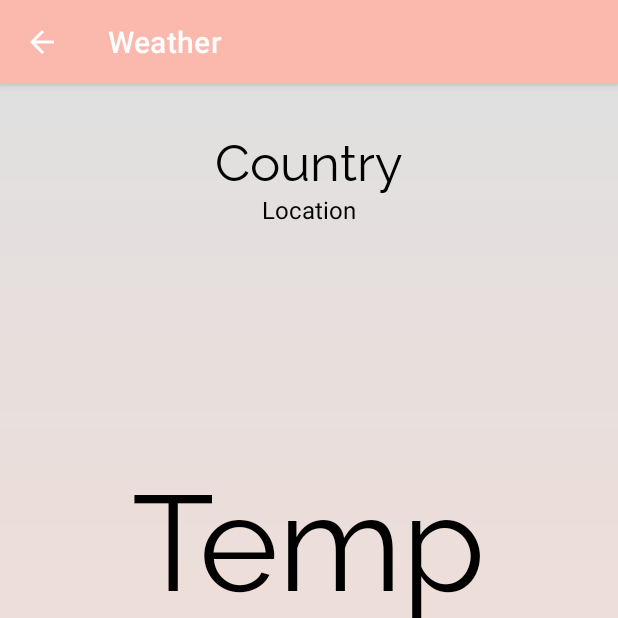
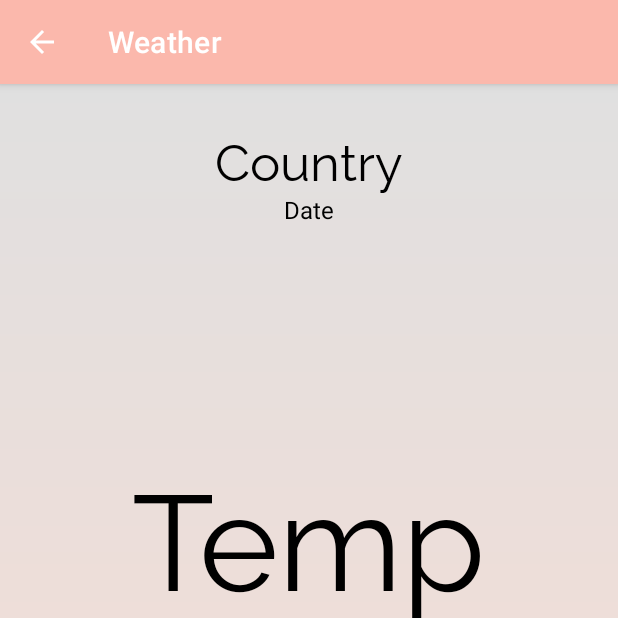
Before and after one commit to chewipie01/Kamatechs, an Android app: the Weather screen opened directly, with no data from a screen before it, on a phone screen of 412 x 824 dp, the top half of it. Run offline under Robolectric (Android 15) with nearby library versions, the phone set to English and light mode, and no system bars.

Commit message:
Modified Weather

```diff
--- a/app/src/main/java/com/example/kamatechs/api/Weather.kt
+++ b/app/src/main/java/com/example/kamatechs/api/Weather.kt
@@ -10,9 +10,12 @@ import retrofit2.Callback
 import retrofit2.Response
 import retrofit2.Retrofit
 import retrofit2.converter.gson.GsonConverterFactory
+import java.text.SimpleDateFormat
+import java.util.*
 
 class Weather: AppCompatActivity() {
     private var address: TextView? = null
+    private var updated: TextView? = null
     private var temp: TextView? = null
     private var temp_min: TextView? = null
     private var temp_max: TextView? = null
@@ -25,6 +28,7 @@ class Weather: AppCompatActivity() {
         setContentView(R.layout.activity_weather)
 
         address = findViewById(R.id.country)
+        updated = findViewById(R.id.updated)
         temp = findViewById(R.id.temp)
         temp_min  = findViewById(R.id.temp_min)
         temp_max = findViewById(R.id.temp_max)
@@ -56,6 +60,8 @@ class Weather: AppCompatActivity() {
 
                     val location = weatherResponse.name + ", " + weatherResponse.sys!!.country
                     val tempe = "" + weatherResponse.main!!.temp + "°C"
+                    val updatedAt = weatherResponse.dt.toLong()
+                    val upd = "Updated at: "+ SimpleDateFormat("MM/dd/yyyy hh:mm a", Locale.ENGLISH).format(Date(updatedAt*1000))
                     val tempMin = "Min Temp: " + weatherResponse.main!!.temp_min + "°C"
                     val tempMax = "Max Temp: " + weatherResponse.main!!.temp_max + "°C"
                     val humid =  weatherResponse.main!!.humidity
@@ -63,6 +69,7 @@ class Weather: AppCompatActivity() {
                     val speed = weatherResponse.wind!!.speed
 
                     address!!.text = location
+                    updated!!.text = upd
                     temp!!.text = tempe
                     temp_min!!.text = tempMin
                     temp_max!!.text = tempMax
@@ -75,6 +82,7 @@ class Weather: AppCompatActivity() {
             override fun onFailure (call: Call<WeatherResponse>, t: Throwable){
                 address!!.text = t.message
                 temp!!.text = t.message
+                updated!!.text = t.message
                 temp_min!!.text = t.message
                 temp_max!!.text = t.message
                 humidity!!.text = t.message
--- a/app/src/main/res/layout/activity_weather.xml
+++ b/app/src/main/res/layout/activity_weather.xml
@@ -42,10 +42,10 @@
                         android:textSize="34sp" />
 
                     <TextView
-                        android:id="@+id/location"
+                        android:id="@+id/updated"
                         android:layout_width="wrap_content"
                         android:layout_height="wrap_content"
-                        android:text="Location"
+                        android:text="Date"
                         android:textColor="#000000"
                         android:textSize="16sp" />
 
```
